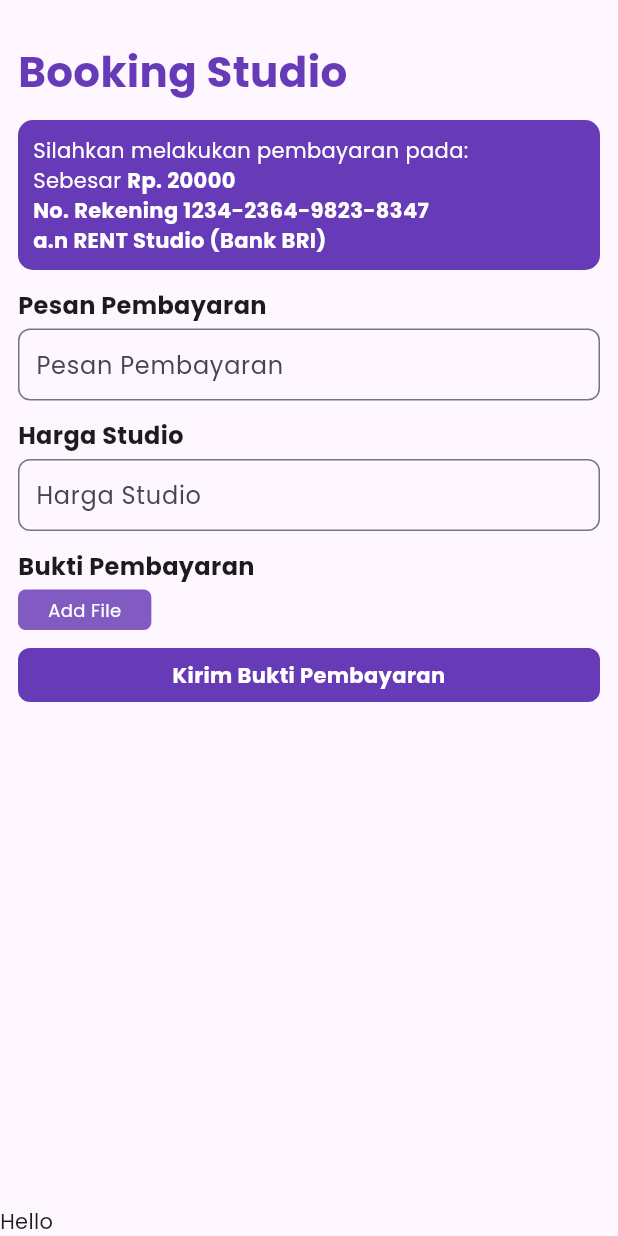
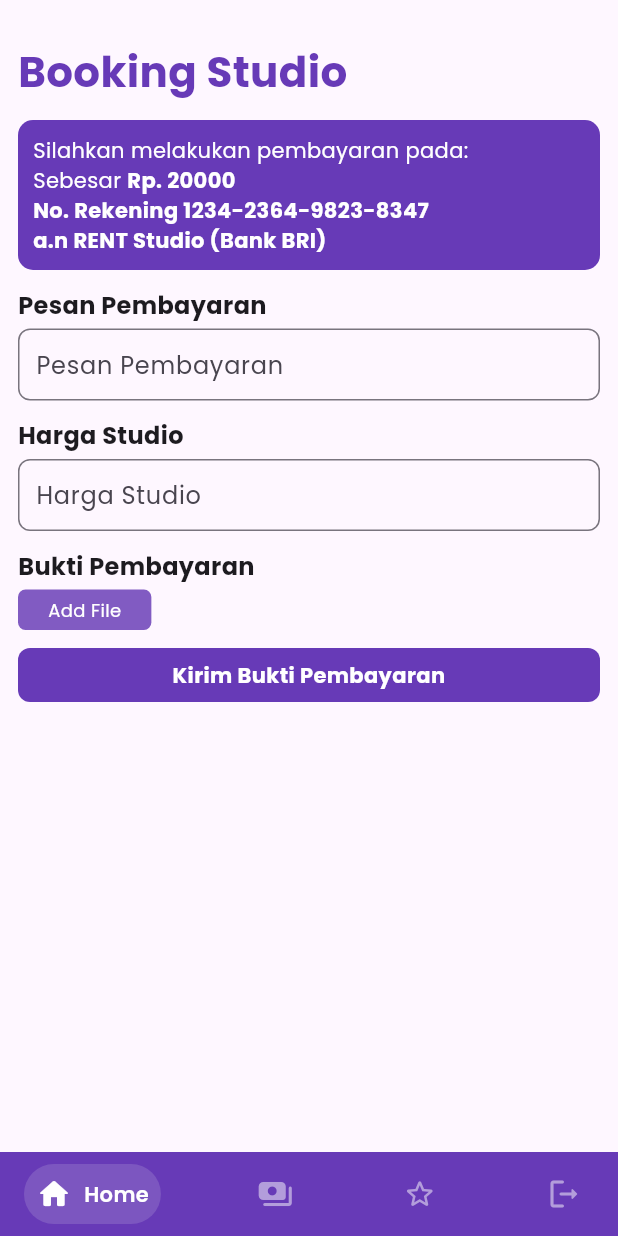
Before and after one commit to mallexibra/RENTStudio_MobileApss, a Flutter app: the BookingPage screen opened directly, on a phone screen of 412 x 824 dp. Run offline on Flutter 3.47's test engine with Material 3 defaults, Android fonts, the light colour scheme and no system bars; drawn by our look-alikes of google_nav_bar; our stand-ins replace file_picker, flutter_rating_bar, google_fonts, hexcolor; network calls fail.

Commit message:
style: modify style navigation bar

```diff
--- a/lib/components/BarNavigation.dart
+++ b/lib/components/BarNavigation.dart
@@ -1,4 +1,5 @@
 import 'package:flutter/material.dart';
+import 'package:google_nav_bar/google_nav_bar.dart';
 
 class BarNavigation extends StatefulWidget {
   const BarNavigation({super.key});
@@ -10,6 +11,35 @@ class BarNavigation extends StatefulWidget {
 class _BarNavigationState extends State<BarNavigation> {
   @override
   Widget build(BuildContext context) {
-    return Container(child: Text("Hello"));
+    return Container(
+      padding: EdgeInsets.symmetric(vertical: 8, horizontal: 16),
+      color: Colors.deepPurple,
+      child: GNav(
+        backgroundColor: Colors.deepPurple,
+        padding: EdgeInsets.all(8),
+        gap: 8,
+        color: Colors.deepPurple[200],
+        activeColor: Colors.white,
+        tabBackgroundColor: Color.fromARGB(255, 124, 86, 192),
+        tabs: [
+          GButton(
+            icon: Icons.home_rounded,
+            text: "Home",
+          ),
+          GButton(
+            icon: Icons.payments_rounded,
+            text: "Payments",
+          ),
+          GButton(
+            icon: Icons.star_outline_rounded,
+            text: "Review",
+          ),
+          GButton(
+            icon: Icons.logout_rounded,
+            text: "Logout",
+          ),
+        ],
+      ),
+    );
   }
 }
--- a/lib/pages/DetailStudioPage.dart
+++ b/lib/pages/DetailStudioPage.dart
@@ -210,7 +210,7 @@ class _DetailStudioPageState extends State<DetailStudioPage> {
           ],
         )),
         bottomNavigationBar: ConstrainedBox(
-          constraints: new BoxConstraints(maxHeight: 90),
+          constraints: new BoxConstraints(maxHeight: 125),
           child: Column(
             crossAxisAlignment: CrossAxisAlignment.start,
             children: [
@@ -220,10 +220,11 @@ class _DetailStudioPageState extends State<DetailStudioPage> {
                   padding: EdgeInsets.all(8),
                   color: Colors.white,
                   child: Row(
-                    crossAxisAlignment: CrossAxisAlignment.start,
+                    crossAxisAlignment: CrossAxisAlignment.center,
                     children: [
                       Column(
-                        crossAxisAlignment: CrossAxisAlignment.start,
+                        crossAxisAlignment: CrossAxisAlignment.center,
+                        mainAxisAlignment: MainAxisAlignment.center,
                         children: [
                           Text(
                             "Total Price",
--- a/pubspec.yaml
+++ b/pubspec.yaml
@@ -34,6 +34,7 @@ dependencies:
   google_fonts: ^6.1.0
   file_picker: ^6.1.1
   flutter_rating_bar: ^4.0.1
+  google_nav_bar: ^5.0.6
 
   # The following adds the Cupertino Icons font to your application.
   # Use with the CupertinoIcons class for iOS style icons.
```
Also changed, not shown: pubspec.lock.
